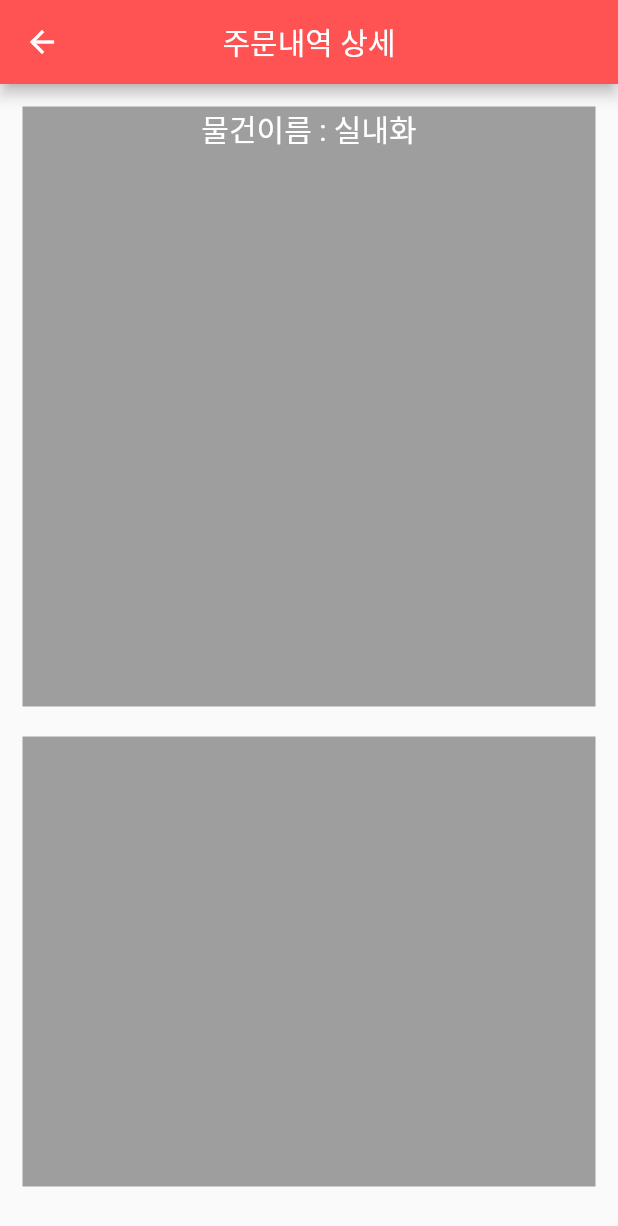
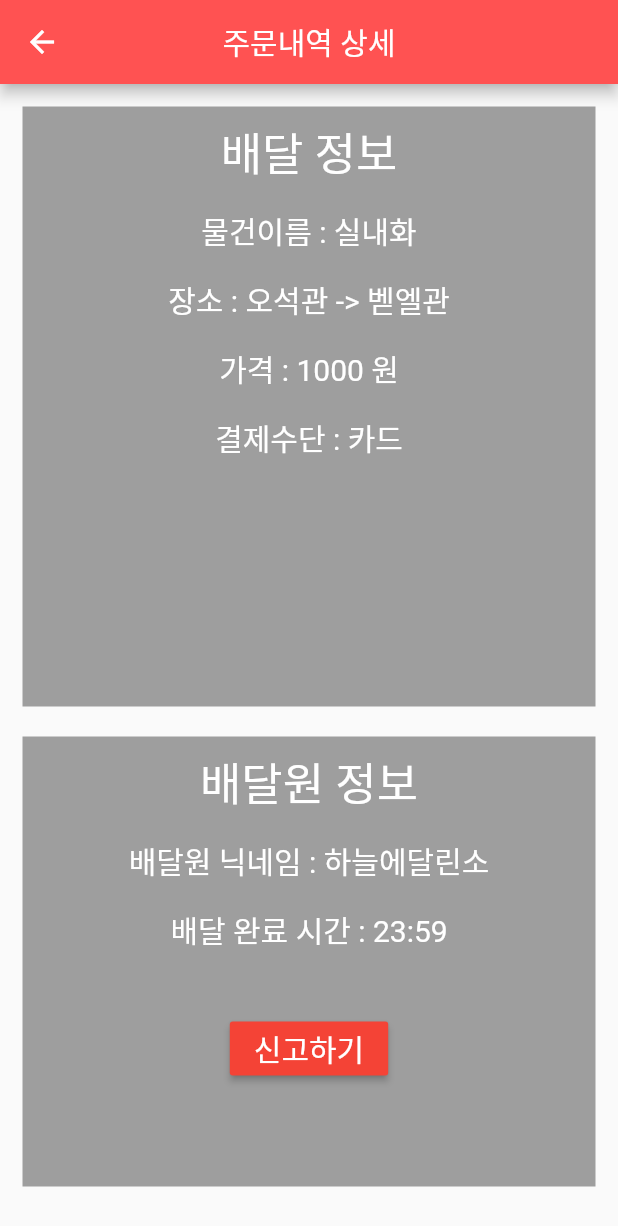
Before and after one commit to Luvxy/delivery, a Flutter app: the detail1 screen opened by its route, on a phone screen of 412 x 824 dp. Shown: the top 1226 px of the screen. Run offline on Flutter 3.47's test engine with Material 2 defaults, Android fonts, the phone set to English and light mode, and no system bars; our stand-ins replace google_maps_flutter.

Commit message:
Delete some side button make detail1 detail1 = 주문상세 detail2 = 배달 주문 상세
detail1 틀 완성
detail2 틀 완성

주문 상세 완성 틀 완성
배달 대기 목록 틀 완성

```diff
--- a/lib/detail1.dart
+++ b/lib/detail1.dart
@@ -19,8 +19,35 @@ class detail1 extends StatelessWidget {
                 color: Colors.grey,
                 child: Column(
                   children: [
-                    Container(
-                      child: Text('물건이름 : 실내화', style: TextStyle(fontSize: 20, color: Colors.white),),
+                    Padding(
+                      padding: const EdgeInsets.all(8.0),
+                      child: Container(
+                        child: Text('배달 정보', style: TextStyle(fontSize: 30, color: Colors.white),),
+                      ),
+                    ),
+                    Padding(
+                      padding: const EdgeInsets.all(8.0),
+                      child: Container(
+                        child: Text('물건이름 : 실내화', style: TextStyle(fontSize: 20, color: Colors.white),),
+                      ),
+                    ),
+                    Padding(
+                      padding: const EdgeInsets.all(8.0),
+                      child: Container(
+                        child: Text('장소 : 오석관 -> 벧엘관', style: TextStyle(fontSize: 20, color: Colors.white)),
+                      ),
+                    ),
+                    Padding(
+                      padding: const EdgeInsets.all(8.0),
+                      child: Container(
+                        child: Text('가격 : 1000 원', style: TextStyle(fontSize: 20, color: Colors.white)),
+                      ),
+                    ),
+                    Padding(
+                      padding: const EdgeInsets.all(8.0),
+                      child: Container(
+                        child: Text('결제수단 : 카드', style: TextStyle(fontSize: 20, color: Colors.white)),
+                      ),
                     ),
                   ],
                 ),
@@ -31,6 +58,41 @@ class detail1 extends StatelessWidget {
               Container(
                 height: 300,
                 color: Colors.grey,
+                child: Column(
+                  children: [
+                    Padding(
+                      padding: const EdgeInsets.all(8.0),
+                      child: Container(
+                        child: Text('배달원 정보', style: TextStyle(fontSize: 30, color: Colors.white)),
+                      ),
+                    ),
+                    Padding(
+                      padding: const EdgeInsets.all(8.0),
+                      child: Container(
+                        child: Text('배달원 닉네임 : 하늘에달린소', style: TextStyle(fontSize: 20, color: Colors.white)),
+                      ),
+                    ),
+                    Padding(
+                      padding: const EdgeInsets.all(8.0),
+                      child: Container(
+                        child: Text('배달 완료 시간 : 23:59', style: TextStyle(fontSize: 20, color: Colors.white)),
+                      ),
+                    ),
+                    Padding(
+                      padding: const EdgeInsets.all(8.0),
+                      child: Container(
+                        child: Text(''),
+                      ),
+                    ),
+                    Container(
+                      child: RaisedButton(
+                        color: Colors.red,
+                        child: Text('신고하기',style: TextStyle(fontSize: 20, color: Colors.white)),
+                        onPressed: (){},
+                      ),
+                    ),
+                  ]
+                ),
               ),
             ],
         ),
```
Also changed, not shown: lib/detail2.dart (+54 -3 lines).
